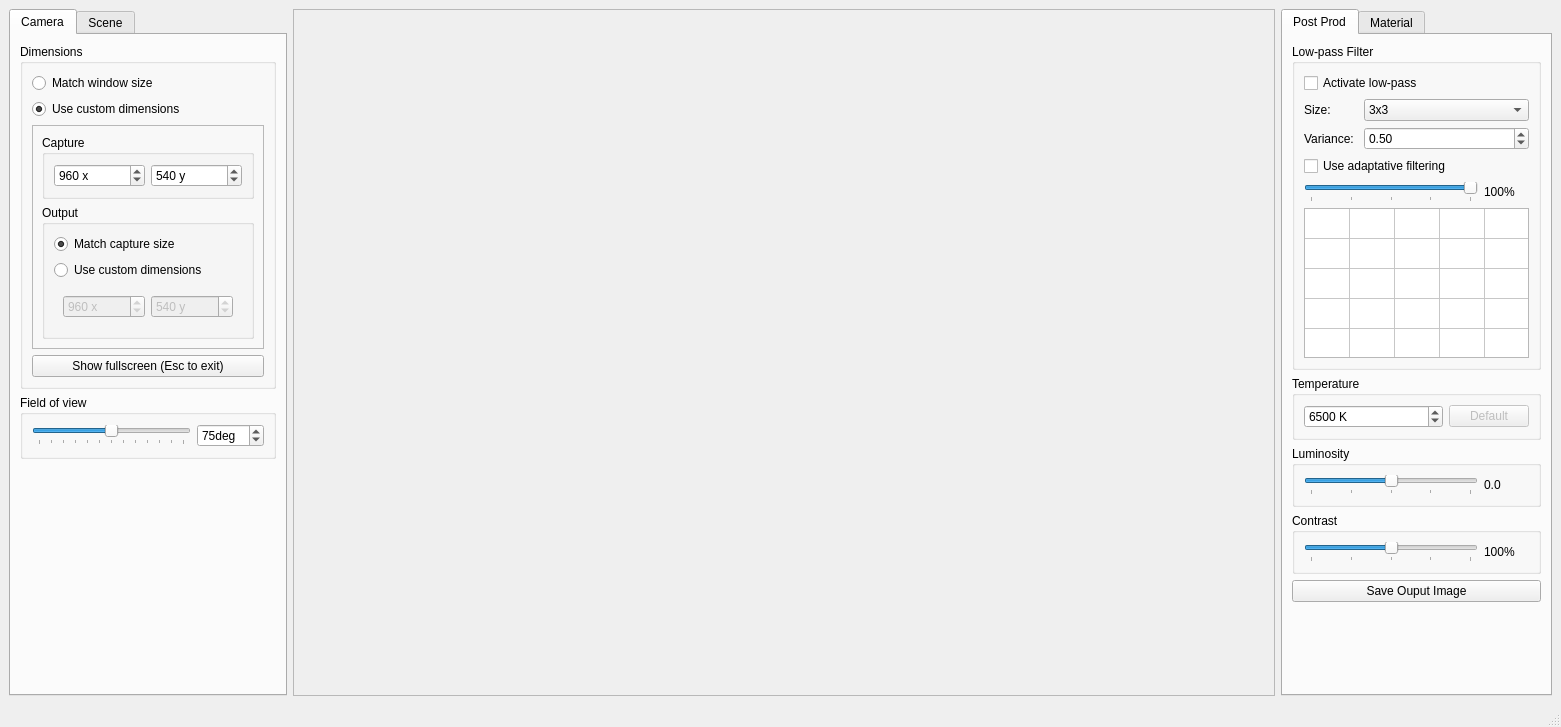
wibus/ExTh-Demos, file CpuRaytracing/RaytracerGui.ui: the form before one commit.
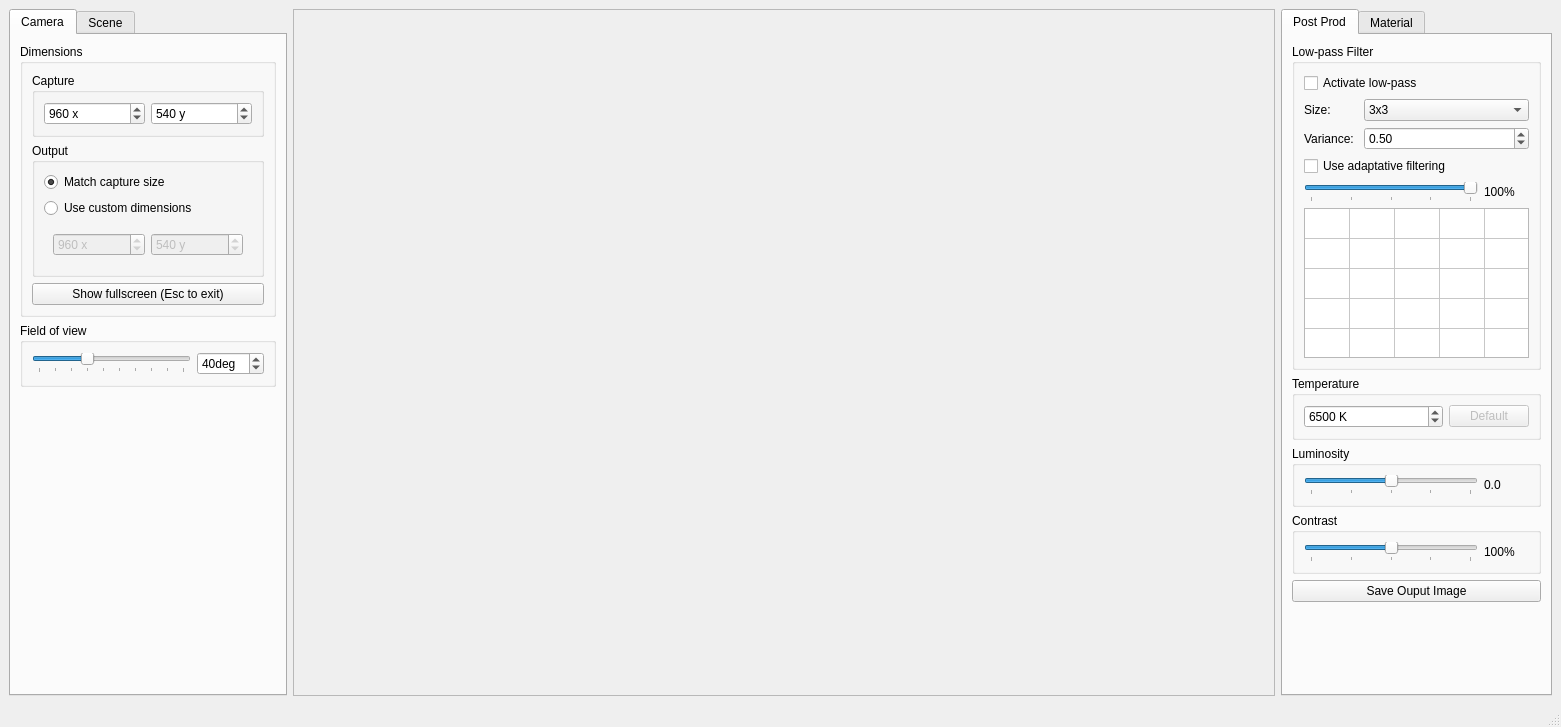
The form after the commit.

Patch:
```diff
--- a/CpuRaytracing/RaytracerGui.ui
+++ b/CpuRaytracing/RaytracerGui.ui
@@ -41,41 +41,6 @@
           </property>
           <layout class="QVBoxLayout" name="verticalLayout_3">
            <item>
-            <widget class="QRadioButton" name="matchWindowSizeRadioBtn">
-             <property name="text">
-              <string>Match window size</string>
-             </property>
-             <property name="checked">
-              <bool>false</bool>
-             </property>
-             <attribute name="buttonGroup">
-              <string notr="true">dimensionsButtonGroup</string>
-             </attribute>
-            </widget>
-           </item>
-           <item>
-            <widget class="QRadioButton" name="customDimensionsRadioBtn">
-             <property name="text">
-              <string>Use custom dimensions</string>
-             </property>
-             <property name="checked">
-              <bool>true</bool>
-             </property>
-             <attribute name="buttonGroup">
-              <string notr="true">dimensionsButtonGroup</string>
-             </attribute>
-            </widget>
-           </item>
-           <item>
-            <widget class="QFrame" name="customDimensionsFrame">
-             <property name="frameShape">
-              <enum>QFrame::StyledPanel</enum>
-             </property>
-             <property name="frameShadow">
-              <enum>QFrame::Raised</enum>
-             </property>
-             <layout class="QVBoxLayout" name="verticalLayout_2">
-              <item>
                <widget class="QGroupBox" name="captureGroup">
                 <property name="title">
                  <string>Capture</string>
@@ -196,9 +161,6 @@
                 </layout>
                </widget>
               </item>
-             </layout>
-            </widget>
-           </item>
            <item>
             <widget class="QPushButton" name="fullscreenButton">
              <property name="text">
@@ -218,13 +180,13 @@
            <item>
             <widget class="QSlider" name="fieldOfViewSlider">
              <property name="minimum">
-              <number>15</number>
+              <number>10</number>
              </property>
              <property name="maximum">
-              <number>135</number>
+              <number>100</number>
              </property>
              <property name="value">
-              <number>75</number>
+              <number>40</number>
              </property>
              <property name="orientation">
               <enum>Qt::Horizontal</enum>
@@ -243,13 +205,13 @@
               <string>deg</string>
              </property>
              <property name="minimum">
-              <number>15</number>
+              <number>10</number>
              </property>
              <property name="maximum">
-              <number>135</number>
+              <number>100</number>
              </property>
              <property name="value">
-              <number>75</number>
+              <number>40</number>
              </property>
             </widget>
            </item>
```
Left out of the diff: 2 changed lines with no effect on the pictures. Lines whose indentation alone changed are shown as unchanged.
